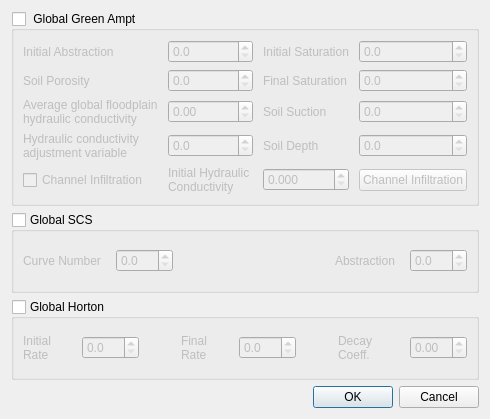
Old version of the form flo2d/ui/infil_global.ui in the repository FLO-2DSoftware/qgis-flo-2d-plugin.
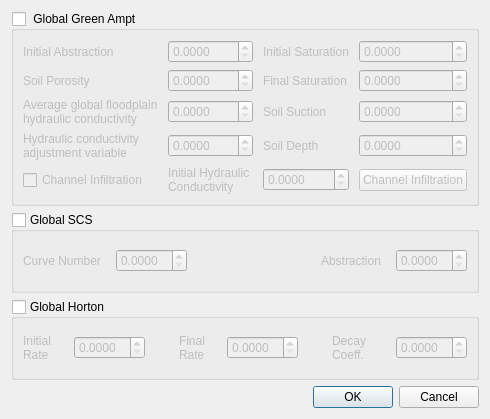
New version of the form.

Commit message: Horton variables written with 4 decimals in INFIL.DAT

```diff
--- a/flo2d/ui/infil_global.ui
+++ b/flo2d/ui/infil_global.ui
@@ -38,7 +38,7 @@
          <bool>false</bool>
         </property>
         <property name="decimals">
-         <number>3</number>
+         <number>4</number>
         </property>
        </widget>
       </item>
@@ -94,7 +94,7 @@
       <item row="3" column="1">
        <widget class="QDoubleSpinBox" name="spin_hydcadj">
         <property name="decimals">
-         <number>1</number>
+         <number>4</number>
         </property>
        </widget>
       </item>
@@ -111,7 +111,7 @@
       <item row="3" column="3">
        <widget class="QDoubleSpinBox" name="spin_soild">
         <property name="decimals">
-         <number>1</number>
+         <number>4</number>
         </property>
        </widget>
       </item>
@@ -126,7 +126,11 @@
        </widget>
       </item>
       <item row="2" column="1">
-       <widget class="QDoubleSpinBox" name="spin_hydcall"/>
+       <widget class="QDoubleSpinBox" name="spin_hydcall">
+        <property name="decimals">
+         <number>4</number>
+        </property>
+       </widget>
       </item>
       <item row="2" column="2">
        <widget class="QLabel" name="label_7">
@@ -141,7 +145,7 @@
       <item row="2" column="3">
        <widget class="QDoubleSpinBox" name="spin_soilall">
         <property name="decimals">
-         <number>1</number>
+         <number>4</number>
         </property>
        </widget>
       </item>
@@ -168,14 +172,14 @@
       <item row="1" column="1">
        <widget class="QDoubleSpinBox" name="spin_poros">
         <property name="decimals">
-         <number>1</number>
+         <number>4</number>
         </property>
        </widget>
       </item>
       <item row="0" column="1">
        <widget class="QDoubleSpinBox" name="spin_abstr">
         <property name="decimals">
-         <number>1</number>
+         <number>4</number>
         </property>
        </widget>
       </item>
@@ -202,14 +206,14 @@
       <item row="0" column="3">
        <widget class="QDoubleSpinBox" name="spin_sati">
         <property name="decimals">
-         <number>1</number>
+         <number>4</number>
         </property>
        </widget>
       </item>
       <item row="1" column="3">
        <widget class="QDoubleSpinBox" name="spin_satf">
         <property name="decimals">
-         <number>1</number>
+         <number>4</number>
         </property>
        </widget>
       </item>
@@ -240,14 +244,14 @@
       <item row="0" column="1">
        <widget class="QDoubleSpinBox" name="spin_scsnall">
         <property name="decimals">
-         <number>1</number>
+         <number>4</number>
         </property>
        </widget>
       </item>
       <item row="0" column="4">
        <widget class="QDoubleSpinBox" name="spin_abstr1">
         <property name="decimals">
-         <number>1</number>
+         <number>4</number>
         </property>
        </widget>
       </item>
@@ -318,7 +322,7 @@
       <item row="0" column="4">
        <widget class="QDoubleSpinBox" name="spin_fhortonf">
         <property name="decimals">
-         <number>1</number>
+         <number>4</number>
         </property>
        </widget>
       </item>
@@ -335,12 +339,16 @@
       <item row="0" column="1">
        <widget class="QDoubleSpinBox" name="spin_fhortoni">
         <property name="decimals">
-         <number>1</number>
+         <number>4</number>
         </property>
        </widget>
       </item>
       <item row="0" column="7">
-       <widget class="QDoubleSpinBox" name="spin_decaya"/>
+       <widget class="QDoubleSpinBox" name="spin_decaya">
+        <property name="decimals">
+         <number>4</number>
+        </property>
+       </widget>
       </item>
       <item row="0" column="0">
        <widget class="QLabel" name="label_13">
```
The commit also changes 2 other files.
